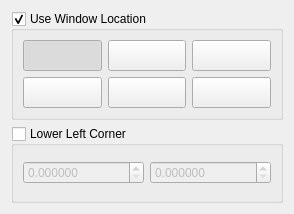
This is Qt/ApplicationComponents/Resources/UI/pqTextLocationWidget.ui in Kitware/ParaView as Qt 5 draws it before an edit. The edited form follows.
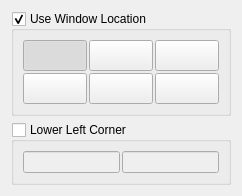
This is the edited form. Icons and pictures are not drawn. Custom widgets are drawn as their Qt base class.

Commit message: pqTextLocationWidget: use pqDoubleLineEdit instead of spin boxes

Patch:
```diff
--- a/Qt/ApplicationComponents/Resources/UI/pqTextLocationWidget.ui
+++ b/Qt/ApplicationComponents/Resources/UI/pqTextLocationWidget.ui
@@ -6,8 +6,8 @@
    <rect>
     <x>0</x>
     <y>0</y>
-    <width>294</width>
-    <height>214</height>
+    <width>242</width>
+    <height>195</height>
    </rect>
   </property>
   <property name="windowTitle">
@@ -36,7 +36,7 @@
        <number>9</number>
       </property>
       <property name="spacing">
-       <number>6</number>
+       <number>2</number>
       </property>
       <item row="0" column="1">
        <widget class="QToolButton" name="toolButtonUC">
@@ -269,31 +269,27 @@
       <bool>false</bool>
      </property>
      <layout class="QGridLayout" name="gridLayout_2">
-      <item row="0" column="1">
-       <widget class="QDoubleSpinBox" name="doubleSpinBox_Pos1Y">
-        <property name="decimals">
-         <number>6</number>
-        </property>
-        <property name="singleStep">
-         <double>0.010000000000000</double>
-        </property>
-       </widget>
-      </item>
+      <property name="spacing">
+       <number>2</number>
+      </property>
       <item row="0" column="0">
-       <widget class="QDoubleSpinBox" name="doubleSpinBox_Pos1X">
-        <property name="decimals">
-         <number>6</number>
-        </property>
-        <property name="singleStep">
-         <double>0.010000000000000</double>
-        </property>
-       </widget>
+       <widget class="pqDoubleLineEdit" name="pos1X"/>
+      </item>
+      <item row="0" column="1">
+       <widget class="pqDoubleLineEdit" name="pos1Y"/>
       </item>
      </layout>
     </widget>
    </item>
   </layout>
  </widget>
+ <customwidgets>
+  <customwidget>
+   <class>pqDoubleLineEdit</class>
+   <extends>QLineEdit</extends>
+   <header>pqDoubleLineEdit.h</header>
+  </customwidget>
+ </customwidgets>
  <resources>
   <include location="../../../Components/Resources/pqComponents.qrc"/>
  </resources>
```
Left out of the diff: 11 changed lines with no effect on the pictures. The commit also changes 2 other files.
